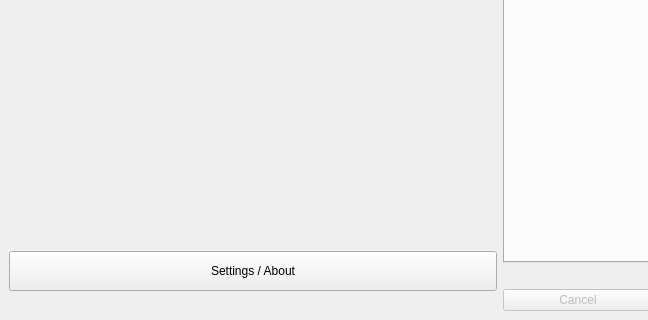
First picture: the form in src/vorta/assets/UI/mainwindow.ui, repository borgbase/vorta, before the edit; both pictures show x 0 to 648 and y 350 to 670 of the 1000 by 670 pixel window.
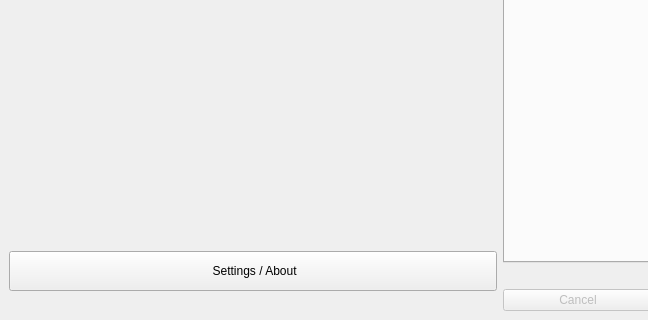
Second picture: the form after the edit.

Commit message: added highlight to 'settings / about' button to indicate selected state

What changed in the file:
```diff
--- a/src/vorta/assets/UI/mainwindow.ui
+++ b/src/vorta/assets/UI/mainwindow.ui
@@ -140,7 +140,7 @@
       <item>
        <widget class="QPushButton" name="miscButton">
         <property name="text">
-         <string>Settings / About</string>
+         <string> Settings / About</string>
         </property>
         <property name="minimumSize">
          <size>
@@ -148,6 +148,12 @@
           <height>40</height>
          </size>
         </property>
+        <property name="focusPolicy">
+            <enum>Qt::NoFocus</enum>
+        </property>
+        <property name="styleSheet">
+         <string notr="true">QPushButton:focus { border: none; outline: none; }</string>
+        </property>
         <property name="flat">
          <bool>false</bool>
         </property>
```
The commit also changes 1 other file.
